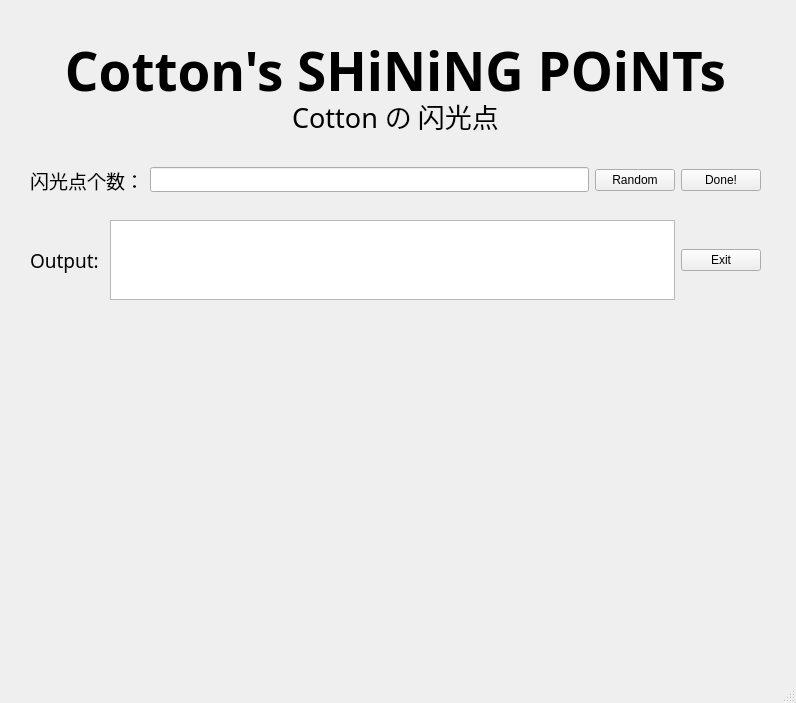
First picture: the form in mainwindow.ui, repository quxianp/Cotton_Shining_Points, before the edit.
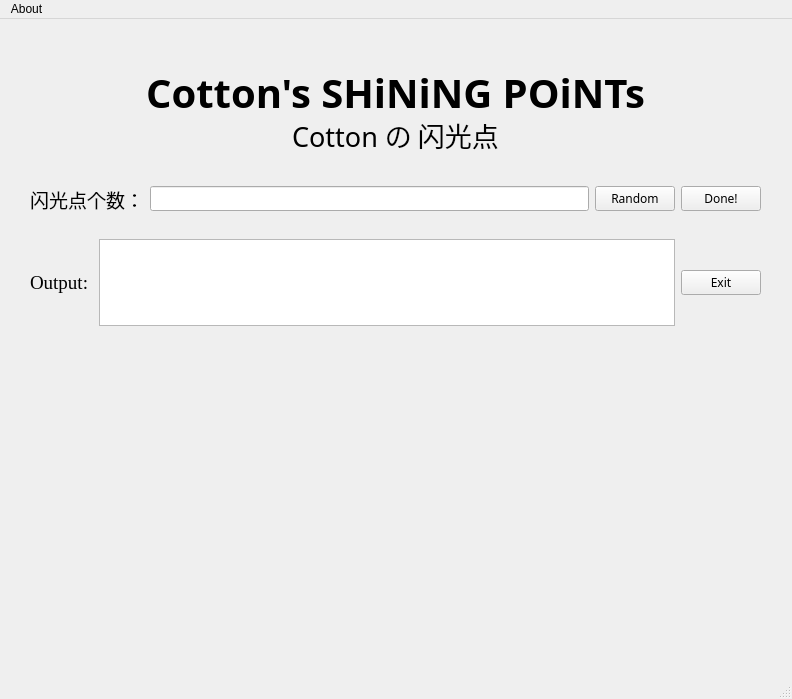
Second picture: the form after the edit. Icons and pictures are not drawn.

```diff
--- a/mainwindow.ui
+++ b/mainwindow.ui
@@ -6,8 +6,8 @@
    <rect>
     <x>0</x>
     <y>0</y>
-    <width>796</width>
-    <height>703</height>
+    <width>792</width>
+    <height>699</height>
    </rect>
   </property>
   <property name="windowTitle">
@@ -38,7 +38,7 @@
        </property>
        <property name="font">
         <font>
-         <family>微软雅黑 Light</family>
+         <family>方正书宋_GBK</family>
          <pointsize>14</pointsize>
         </font>
        </property>
@@ -58,6 +58,11 @@
      </item>
      <item>
       <widget class="QPushButton" name="random">
+       <property name="font">
+        <font>
+         <family>fzletter</family>
+        </font>
+       </property>
        <property name="text">
         <string>Random</string>
        </property>
@@ -65,6 +70,11 @@
      </item>
      <item>
       <widget class="QPushButton" name="done">
+       <property name="font">
+        <font>
+         <family>fzletter</family>
+        </font>
+       </property>
        <property name="text">
         <string>Done!</string>
        </property>
@@ -78,7 +88,7 @@
       <x>30</x>
       <y>220</y>
       <width>731</width>
-      <height>80</height>
+      <height>87</height>
      </rect>
     </property>
     <layout class="QHBoxLayout" name="Output">
@@ -86,8 +96,9 @@
       <widget class="QLabel" name="output_label">
        <property name="font">
         <font>
-         <family>微软雅黑 Light</family>
+         <family>Times New Roman</family>
          <pointsize>14</pointsize>
+         <bold>false</bold>
         </font>
        </property>
        <property name="text">
@@ -106,6 +117,11 @@
      </item>
      <item>
       <widget class="QPushButton" name="exit">
+       <property name="font">
+        <font>
+         <family>fzletter</family>
+        </font>
+       </property>
        <property name="text">
         <string>Exit</string>
        </property>
@@ -116,19 +132,22 @@
    <widget class="QWidget" name="horizontalLayoutWidget_3">
     <property name="geometry">
      <rect>
-      <x>30</x>
+      <x>50</x>
       <y>30</y>
-      <width>731</width>
-      <height>80</height>
+      <width>691</width>
+      <height>87</height>
      </rect>
     </property>
     <layout class="QHBoxLayout" name="horizontalLayout">
      <item>
       <widget class="QLabel" name="label">
+       <property name="enabled">
+        <bool>true</bool>
+       </property>
        <property name="font">
         <font>
-         <family>方正姚体</family>
-         <pointsize>40</pointsize>
+         <family>Didot</family>
+         <pointsize>30</pointsize>
          <bold>true</bold>
          <stylestrategy>PreferAntialias</stylestrategy>
         </font>
@@ -170,7 +189,7 @@
     </property>
     <property name="font">
      <font>
-      <family>华文琥珀</family>
+      <family>方正书宋_GBK</family>
       <pointsize>20</pointsize>
      </font>
     </property>
@@ -188,11 +207,34 @@
     <rect>
      <x>0</x>
      <y>0</y>
-     <width>796</width>
-     <height>20</height>
+     <width>792</width>
+     <height>24</height>
     </rect>
    </property>
+   <widget class="QMenu" name="menuAbout">
+    <property name="title">
+     <string>About</string>
+    </property>
+    <addaction name="actionCotton_s_Bilibili_Space"/>
+    <addaction name="actionProducer"/>
+   </widget>
+   <addaction name="menuAbout"/>
   </widget>
+  <widget class="QStatusBar" name="statusbar">
+   <property name="enabled">
+    <bool>false</bool>
+   </property>
+  </widget>
+  <action name="actionCotton_s_Bilibili_Space">
+   <property name="text">
+    <string>Open Source Address</string>
+   </property>
+  </action>
+  <action name="actionProducer">
+   <property name="text">
+    <string>Producer</string>
+   </property>
+  </action>
  </widget>
  <resources>
   <include location="image.qrc"/>
```
Left out of the diff: 5 changed lines with no effect on the pictures.
